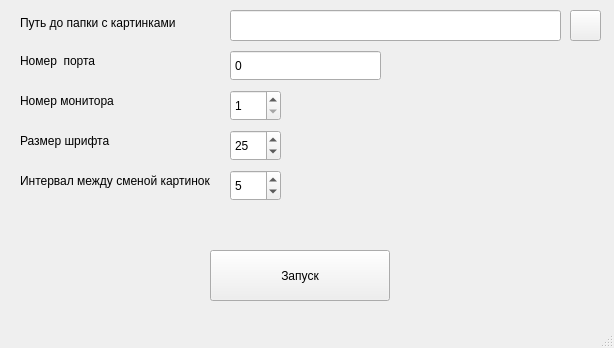
Ivanm2114/2021-school-project, file SettingsWindow.ui: the form before one commit.
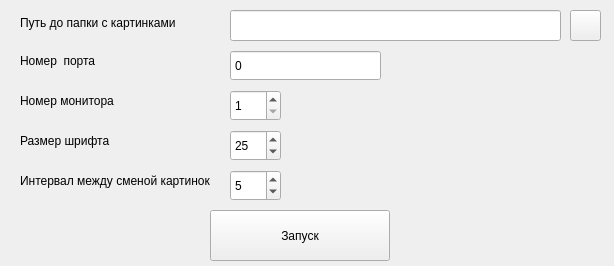
The form after the commit. Icons and pictures are not drawn.

Commit message: Now timer works normaly design changed

The edit to the form file:
```diff
--- a/SettingsWindow.ui
+++ b/SettingsWindow.ui
@@ -7,9 +7,21 @@
     <x>0</x>
     <y>0</y>
     <width>614</width>
-    <height>348</height>
+    <height>266</height>
    </rect>
   </property>
+  <property name="minimumSize">
+   <size>
+    <width>614</width>
+    <height>266</height>
+   </size>
+  </property>
+  <property name="maximumSize">
+   <size>
+    <width>614</width>
+    <height>266</height>
+   </size>
+  </property>
   <property name="windowTitle">
    <string>Настройки программы</string>
   </property>
@@ -49,7 +61,7 @@
     <property name="geometry">
      <rect>
       <x>210</x>
-      <y>250</y>
+      <y>210</y>
       <width>180</width>
       <height>51</height>
      </rect>
@@ -201,17 +213,6 @@
     </property>
    </widget>
   </widget>
-  <widget class="QMenuBar" name="menubar">
-   <property name="geometry">
-    <rect>
-     <x>0</x>
-     <y>0</y>
-     <width>614</width>
-     <height>21</height>
-    </rect>
-   </property>
-  </widget>
-  <widget class="QStatusBar" name="statusbar"/>
  </widget>
  <resources/>
  <connections/>
```
The commit also changes 4 other files.
